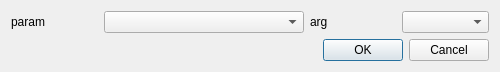
Old version of the form Azenqos/add_param_dialog.ui in the repository meritechsolutions/azenqos_qgis_plugin.
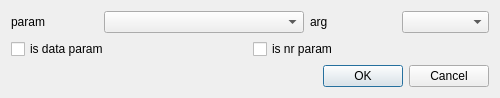
New version of the form.

Patch:
```diff
--- a/Azenqos/add_param_dialog.ui
+++ b/Azenqos/add_param_dialog.ui
@@ -7,7 +7,7 @@
     <x>0</x>
     <y>0</y>
     <width>500</width>
-    <height>70</height>
+    <height>76</height>
    </rect>
   </property>
   <property name="minimumSize">
@@ -59,6 +59,24 @@
        </item>
       </layout>
      </item>
+     <item>
+      <layout class="QHBoxLayout" name="horizontalLayout">
+       <item>
+        <widget class="QCheckBox" name="data_checkbox">
+         <property name="text">
+          <string>is data param</string>
+         </property>
+        </widget>
+       </item>
+       <item>
+        <widget class="QCheckBox" name="not_null_checkbox">
+         <property name="text">
+          <string>is nr param</string>
+         </property>
+        </widget>
+       </item>
+      </layout>
+     </item>
      <item>
       <widget class="QDialogButtonBox" name="buttonBox">
        <property name="orientation">
```
